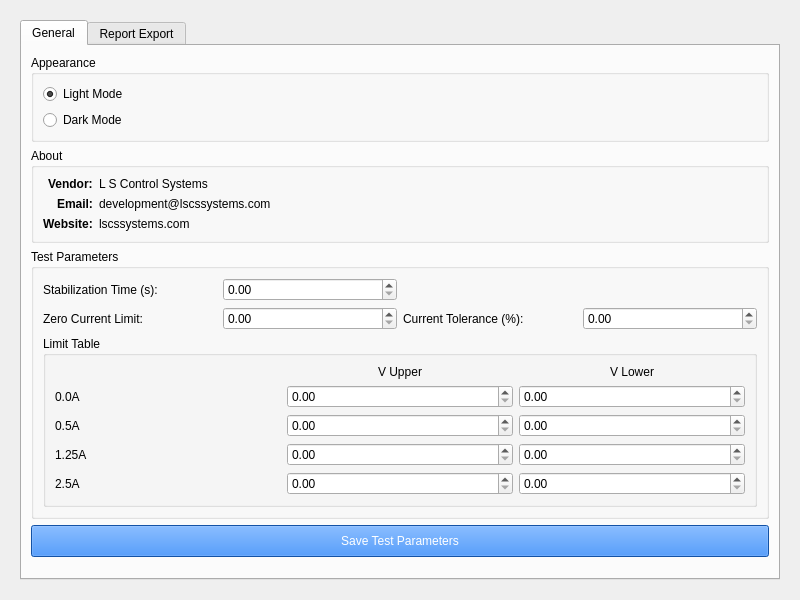
Qt form src/ui/forms/settings.ui (SuryaPrasathB/Comminent-PCB-Tester) before a commit.
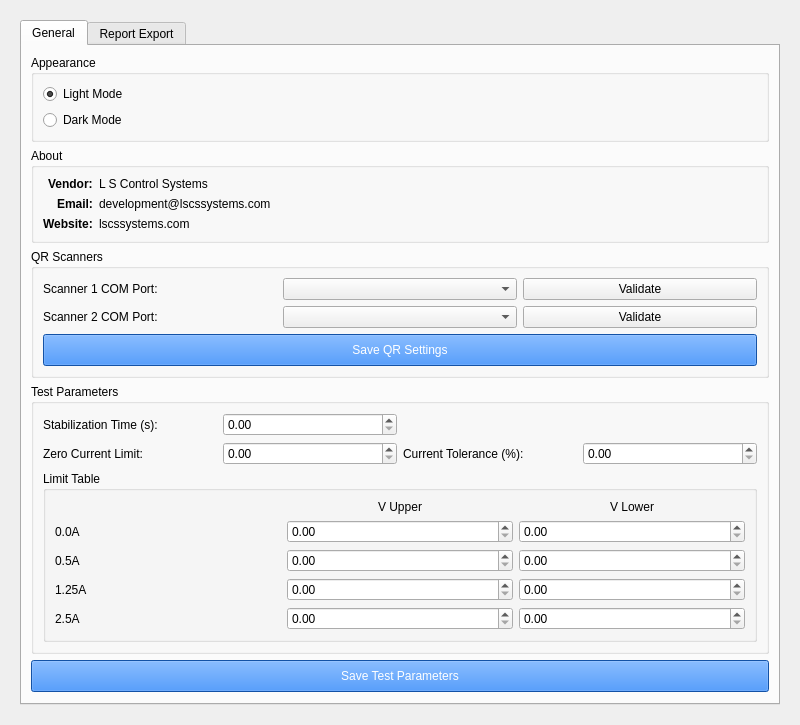
The same form after that commit.

Commit message: feat: decouple QR scanners to independent COM ports with settings UI

Patch:
```diff
--- a/src/ui/forms/settings.ui
+++ b/src/ui/forms/settings.ui
@@ -143,6 +143,59 @@
          </layout>
         </widget>
        </item>
+       <item>
+        <widget class="QGroupBox" name="groupBox_qr_scanners">
+         <property name="title">
+          <string>QR Scanners</string>
+         </property>
+         <layout class="QGridLayout" name="gridLayout_qr_scanners">
+          <item row="0" column="0">
+           <widget class="QLabel" name="label_qr1_port">
+            <property name="text">
+             <string>Scanner 1 COM Port:</string>
+            </property>
+           </widget>
+          </item>
+          <item row="0" column="1">
+           <widget class="QComboBox" name="combo_qr1_port"/>
+          </item>
+          <item row="0" column="2">
+           <widget class="QPushButton" name="btn_validate_qr1">
+            <property name="text">
+             <string>Validate</string>
+            </property>
+           </widget>
+          </item>
+          <item row="1" column="0">
+           <widget class="QLabel" name="label_qr2_port">
+            <property name="text">
+             <string>Scanner 2 COM Port:</string>
+            </property>
+           </widget>
+          </item>
+          <item row="1" column="1">
+           <widget class="QComboBox" name="combo_qr2_port"/>
+          </item>
+          <item row="1" column="2">
+           <widget class="QPushButton" name="btn_validate_qr2">
+            <property name="text">
+             <string>Validate</string>
+            </property>
+           </widget>
+          </item>
+          <item row="2" column="0" colspan="3">
+           <widget class="QPushButton" name="btn_save_qr_settings">
+            <property name="styleSheet">
+             <string>background-color: #1a73e8; color: white; padding: 8px;</string>
+            </property>
+            <property name="text">
+             <string>Save QR Settings</string>
+            </property>
+           </widget>
+          </item>
+         </layout>
+        </widget>
+       </item>
        <item>
         <widget class="QGroupBox" name="groupBox_test_params">
          <property name="title">
```
The commit also changes 5 other files.
